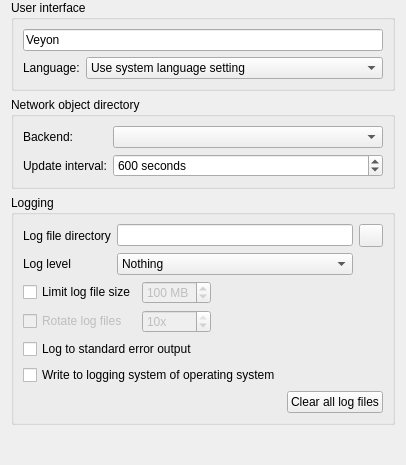
Qt form configurator/src/GeneralConfigurationPage.ui (veyon/veyon) before a commit.
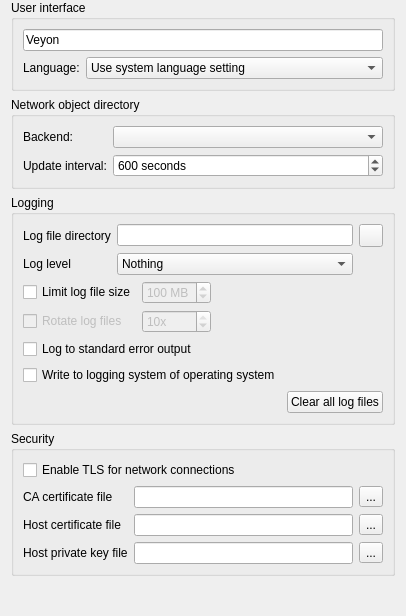
The same form after that commit. Icons and pictures are not drawn.

Commit message: GeneralConfigurationPage: add TLS configuration options

The edit to the form file:
```diff
--- a/configurator/src/GeneralConfigurationPage.ui
+++ b/configurator/src/GeneralConfigurationPage.ui
@@ -281,6 +281,85 @@
      </layout>
     </widget>
    </item>
+   <item>
+    <widget class="QGroupBox" name="securityGroupBox">
+     <property name="title">
+      <string>Security</string>
+     </property>
+     <layout class="QGridLayout" name="gridLayout_3" columnstretch="0,0,0">
+      <item row="2" column="0">
+       <widget class="QLabel" name="label_6">
+        <property name="text">
+         <string>Host certificate file</string>
+        </property>
+       </widget>
+      </item>
+      <item row="3" column="2">
+       <widget class="QToolButton" name="browseTlsHostPrivateKeyFile">
+        <property name="text">
+         <string>...</string>
+        </property>
+        <property name="icon">
+         <iconset resource="../../core/resources/core.qrc">
+          <normaloff>:/core/document-open.png</normaloff>:/core/document-open.png</iconset>
+        </property>
+       </widget>
+      </item>
+      <item row="1" column="0">
+       <widget class="QLabel" name="label_7">
+        <property name="text">
+         <string>CA certificate file</string>
+        </property>
+       </widget>
+      </item>
+      <item row="1" column="1">
+       <widget class="QLineEdit" name="tlsCaCertificateFile"/>
+      </item>
+      <item row="0" column="0" colspan="3">
+       <widget class="QCheckBox" name="tlsEnabled">
+        <property name="text">
+         <string>Enable TLS for network connections</string>
+        </property>
+       </widget>
+      </item>
+      <item row="3" column="0">
+       <widget class="QLabel" name="label_5">
+        <property name="text">
+         <string>Host private key file</string>
+        </property>
+       </widget>
+      </item>
+      <item row="2" column="2">
+       <widget class="QToolButton" name="browseTlsHostCertificateFile">
+        <property name="text">
+         <string>...</string>
+        </property>
+        <property name="icon">
+         <iconset resource="../../core/resources/core.qrc">
+          <normaloff>:/core/document-open.png</normaloff>:/core/document-open.png</iconset>
+        </property>
+       </widget>
+      </item>
+      <item row="1" column="2">
+       <widget class="QToolButton" name="browseTlsCaCertificateFile">
+        <property name="text">
+         <string>...</string>
+        </property>
+        <property name="icon">
+         <iconset resource="../../core/resources/core.qrc">
+          <normaloff>:/core/document-open.png</normaloff>:/core/document-open.png</iconset>
+        </property>
+       </widget>
+      </item>
+      <item row="3" column="1">
+       <widget class="QLineEdit" name="tlsHostPrivateKeyFile"/>
+      </item>
+      <item row="2" column="1">
+       <widget class="QLineEdit" name="tlsHostCertificateFile"/>
+      </item>
+     </layout>
+    </widget>
+   </item>
    <item>
     <spacer name="verticalSpacer">
      <property name="orientation">
```
Left out of the diff: 9 changed lines with no effect on the pictures. The commit also changes 1 other file.
